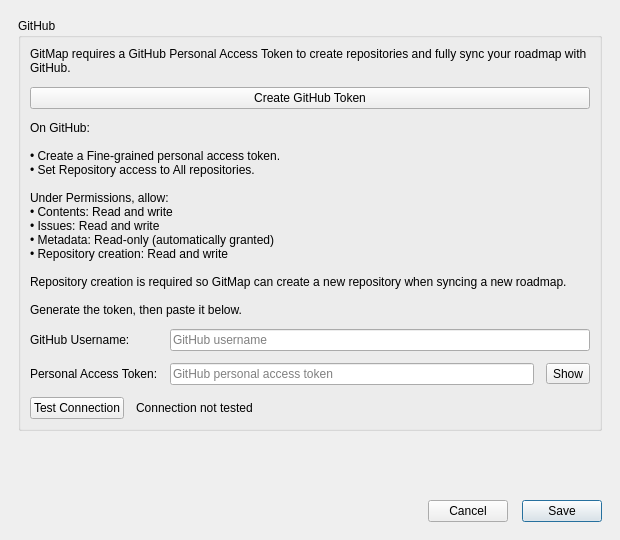
Before: the Qt Designer form gitmap/gui/settings_dialog.ui in ajr32/GitMap, drawn with Qt 5.
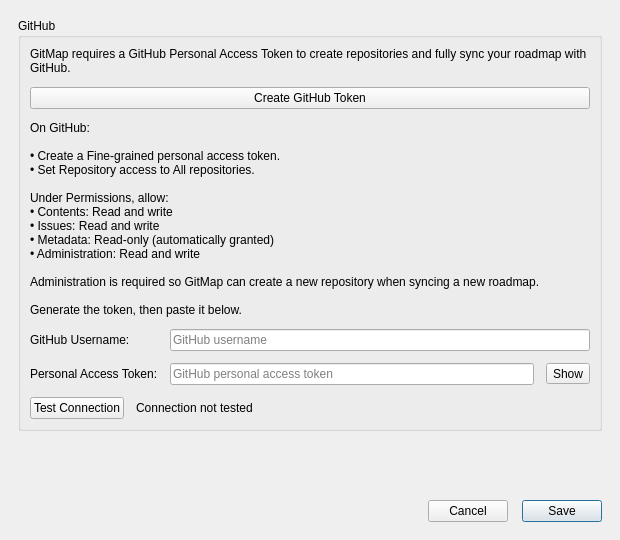
After: the same form once the commit is applied.

```diff
--- a/gitmap/gui/settings_dialog.ui
+++ b/gitmap/gui/settings_dialog.ui
@@ -111,9 +111,9 @@
 • Contents: Read and write
 • Issues: Read and write
 • Metadata: Read-only (automatically granted)
-• Repository creation: Read and write
+• Administration: Read and write
 
-Repository creation is required so GitMap can create a new repository when syncing a new roadmap.
+Administration is required so GitMap can create a new repository when syncing a new roadmap.
 
 Generate the token, then paste it below.</string>
         </property>
```
